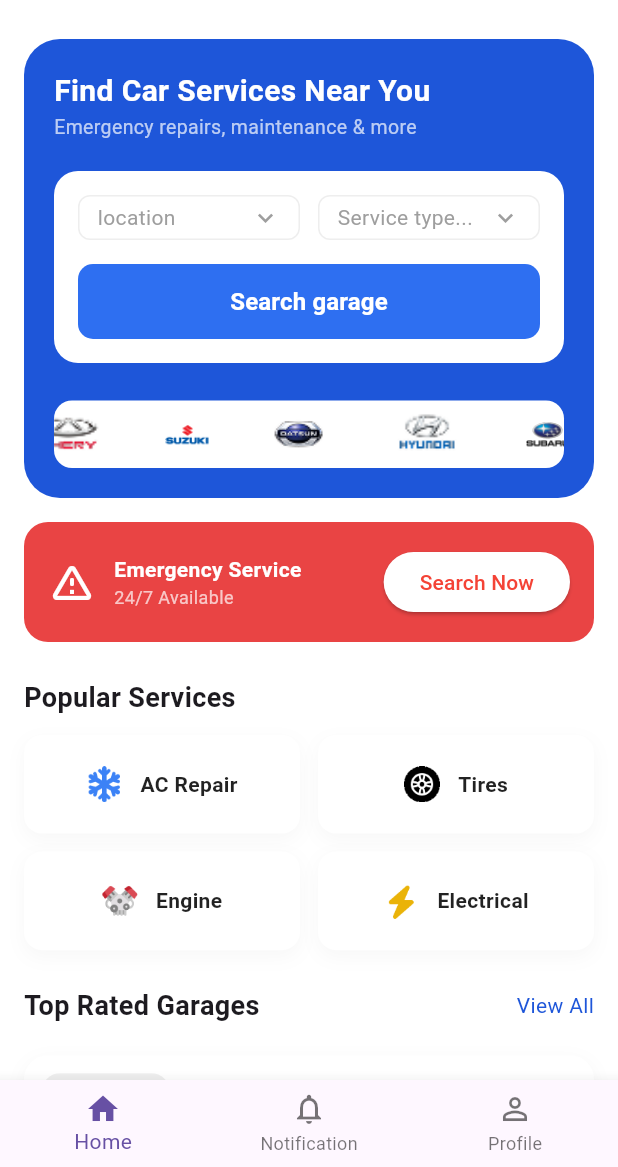
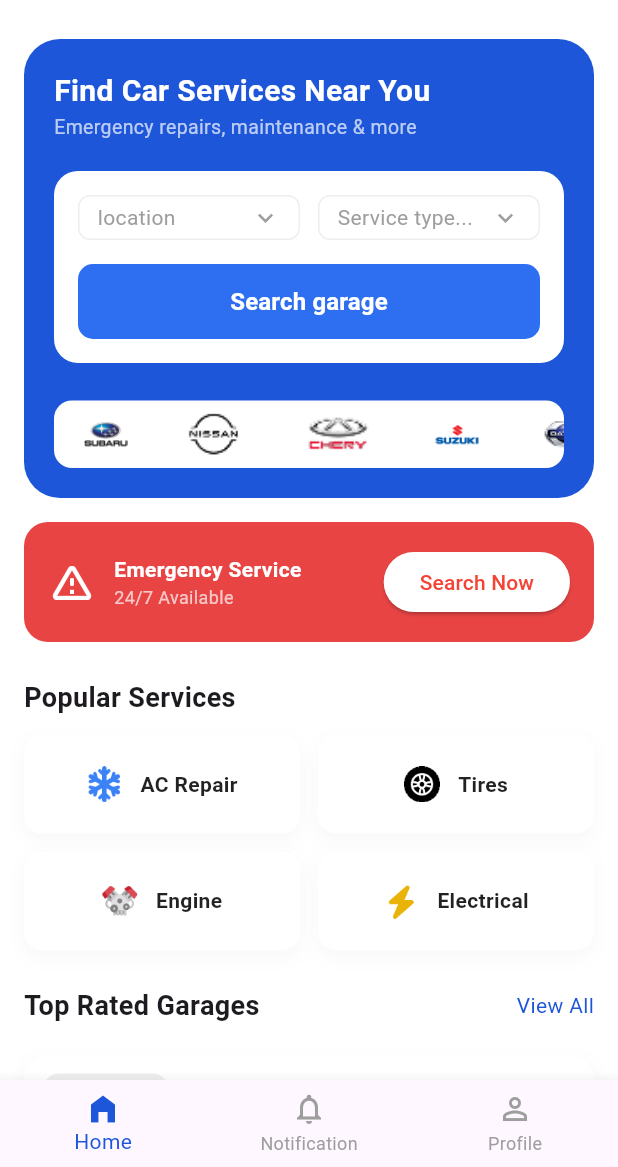
Before and after one commit to m-rahman-asif/SayaraHubApp-Flutter, a Flutter app: the HomeView screen opened by its route, on a phone screen of 412 x 824 dp, the part 69-1236 px from its top. Run offline on Flutter 3.47's test engine with Material 3 defaults, Android fonts, the light colour scheme and no system bars; our stand-ins replace firebase_auth, firebase_core, flutter_slidable, get, google_sign_in; missing offline and left inert: flutter_facebook_auth; accounts and stored records are empty; network calls fail.

Commit message:
designed the notification screen

```diff
--- a/lib/app/modules/home/home_view.dart
+++ b/lib/app/modules/home/home_view.dart
@@ -1,6 +1,7 @@
 import 'package:flutter/material.dart';
 import 'package:get/get.dart';
 import 'home_controller.dart';
+
 
 class HomeView extends GetView<HomeController> {
   const HomeView({super.key});
@@ -378,13 +379,22 @@
 
   Widget _buildBottomNav() {
   return BottomNavigationBar(
-      currentIndex: 0,
+    currentIndex: 0, // Highlight the Home icon
+    selectedItemColor: const Color(0xFF1E56D9), // Primary blue from your brand
+    unselectedItemColor: Colors.grey,
     onTap: (index) {
-        if (index == 1) Get.toNamed('/notifications');
-        if (index == 2) Get.toNamed('/profile');
+      if (index == 0) {
+        // Already on Home, do nothing or scroll to top
+      } else if (index == 1) {
+        // Navigate to Notifications
+        Get.toNamed('/notifications');
+      } else if (index == 2) {
+        // Navigate to Profile
+        Get.toNamed('/profile');
+      }
     },
     items: const [
-        BottomNavigationBarItem(icon: Icon(Icons.home), label: 'Home'),
+      BottomNavigationBarItem(icon: Icon(Icons.home_filled), label: 'Home'),
       BottomNavigationBarItem(icon: Icon(Icons.notifications_none), label: 'Notification'),
       BottomNavigationBarItem(icon: Icon(Icons.person_outline), label: 'Profile'),
     ],
--- /dev/null
+++ b/lib/app/modules/notifications/notifications_binding.dart
@@ -0,0 +1,9 @@
+import 'package:get/get.dart';
+import 'notifications_controller.dart';
+
+class NotificationsBinding extends Bindings {
+  @override
+  void dependencies() {
+    Get.lazyPut<NotificationsController>(() => NotificationsController());
+  }
+}
--- /dev/null
+++ b/lib/app/modules/notifications/notifications_controller.dart
@@ -0,0 +1,27 @@
+// lib/app/modules/notifications/notifications_controller.dart
+import 'package:get/get.dart';
+
+class NotificationsController extends GetxController {
+  // Define the observable list to fix the 'undefined' error
+  final RxList<Map<String, String>> notifications = <Map<String, String>>[
+    {
+      'title': 'Bookings Alerts',
+      'body': 'Good news! Anil Kumar just booked your Convo.',
+      'time': '2h ago'
+    },
+    {
+      'title': 'Reminder',
+      'body': 'Tomorrow is your Convo!',
+      'time': '1h ago'
+    },
+    {
+      'title': 'New Feature Alert!',
+      'body': 'A new version of the app is available!',
+      'time': '5h ago'
+    },
+  ].obs;
+
+  void removeNotification(int index) {
+    notifications.removeAt(index);
+  }
+}
--- a/pubspec.yaml
+++ b/pubspec.yaml
@@ -33,6 +33,7 @@
 
   # Architecture & State Management
   get: ^4.6.6
+  flutter_slidable: ^3.1.1
 
   # Firebase Core
   firebase_core: ^3.10.0
@@ -92,6 +93,8 @@
     - assets/Suzuki.png
     - assets/Chery.png
     - assets/Datsun.png
+    - assets/Delete.png
+    - assets/new.png
 
 
   # To add assets to your application, add an assets section, like this:
```
Also changed, not shown: lib/app/modules/notifications/notifications_view.dart (added, +168 -0 lines), lib/main.dart (+23 -16 lines), assets/Delete.png (added), assets/new.png (added), pubspec.lock. Lines whose indentation alone changed are shown as unchanged.
